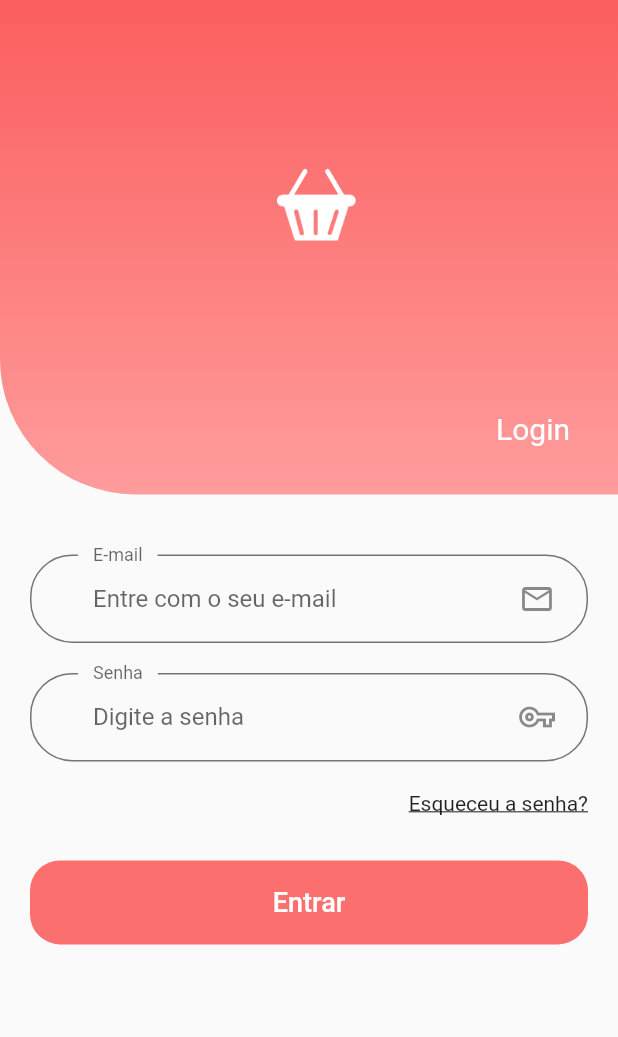
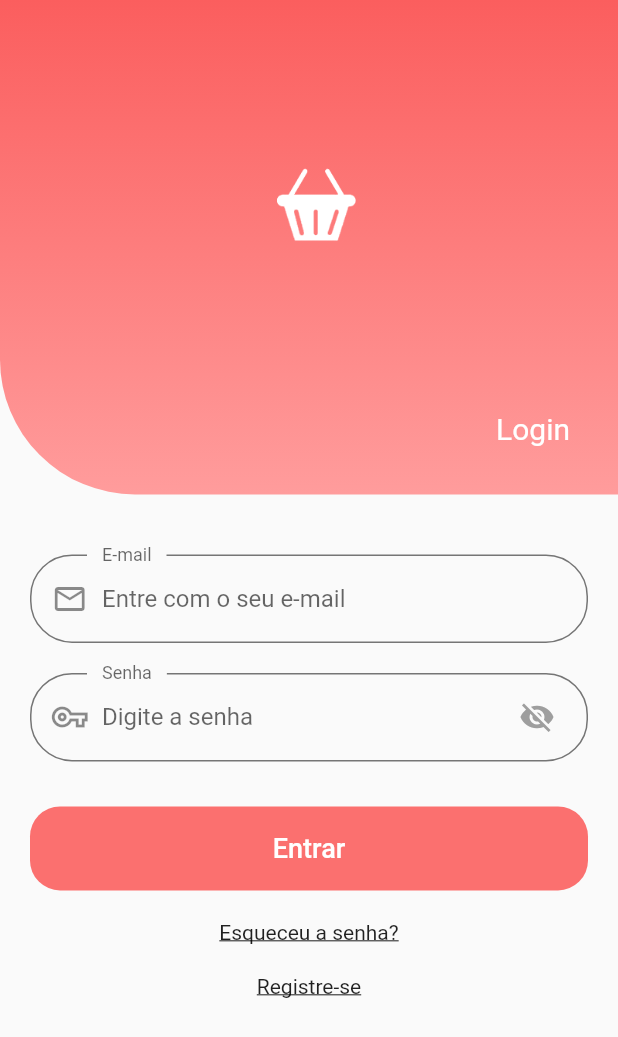
Before and after one commit to WillianyV/Mobile-2020.4-Loja, a Flutter app: the screen it shows after launch, on a phone screen of 412 x 824 dp. Shown: the top 1037 px of the screen. Run offline on Flutter 3.47's test engine with Material 2 defaults, Android fonts, the phone set to English and light mode, and no system bars.

Commit message:
Tela Login
Falta apenas as msg's de ERRO [estudar]

```diff
--- a/loja/lib/app/login/LoginScreem.dart
+++ b/loja/lib/app/login/LoginScreem.dart
@@ -1,13 +1,16 @@
-import 'package:flutter/cupertino.dart';
 import 'package:flutter/material.dart';
 import 'package:loja/components/default_button.dart';
 import 'package:loja/shared/Constants.dart';
 
-class Login extends StatelessWidget {
+class Login extends StatefulWidget {
   @override
-  Widget build(BuildContext context) {
-    return Scaffold(
-      body: Container(
+  _LoginState createState() => _LoginState();
+}
+
+class _LoginState extends State<Login> {
+  bool _showPassword = false;
+  Widget _body() {
+    return Container(
       child: SingleChildScrollView(
         child: Column(
           children: [
@@ -36,11 +39,9 @@ class Login extends StatelessWidget {
                   Align(
                       alignment: Alignment.bottomRight,
                       child: Padding(
-                          padding:
-                              const EdgeInsets.only(bottom: 32, right: 32.0),
+                        padding: const EdgeInsets.only(bottom: 32, right: 32.0),
                         child: Text('Login',
-                              style:
-                                  TextStyle(color: whiteColor, fontSize: 20)),
+                            style: TextStyle(color: whiteColor, fontSize: 20)),
                       )),
                 ],
               ),
@@ -57,38 +58,61 @@ class Login extends StatelessWidget {
                           hintText: "Entre com o seu e-mail",
                           floatingLabelBehavior: FloatingLabelBehavior.always,
                           //suffixIcon: SvgPicture.asset('assets/icons/Mail.svg'),
-                            suffixIcon: Padding(
-                              padding: const EdgeInsets.only(right: 20),
+                          prefixIcon: Padding(
+                            padding: const EdgeInsets.only(left: 5),
                             child: Icon(Icons.mail_outline),
                           )),
                     ),
                     Container(height: 20),
                     TextFormField(
-                        obscureText: true,
+                      obscureText: _showPassword == false ? true : false,
                       decoration: InputDecoration(
                           labelText: "Senha",
                           hintText: "Digite a senha",
                           floatingLabelBehavior: FloatingLabelBehavior.always,
                           //suffixIcon: SvgPicture.asset('assets/icons/Mail.svg'),
-                            suffixIcon: Padding(
+                          prefixIcon: Padding(
+                            padding: const EdgeInsets.only(left: 5),
+                            child: Icon(Icons.vpn_key_outlined),
+                          ),
+                          suffixIcon: GestureDetector(
+                            child: Padding(
                               padding: const EdgeInsets.only(right: 20),
-                              child: Icon(Icons.vpn_key_outlined),
+                              child: Icon(
+                                _showPassword == false
+                                    ? Icons.visibility_off
+                                    : Icons.visibility,
+                                color: Colors.grey,
+                              ),
+                            ),
+                            onTap: () {
+                              setState(() {
+                                _showPassword = !_showPassword;
+                              });
+                            },
                           )),
-                      ),
-                      Container(height: 20),
-                      Align(
-                        alignment: Alignment.bottomRight,
-                        child: Text(
-                          'Esqueceu a senha?',
-                          style:
-                              TextStyle(decoration: TextDecoration.underline),
-                        ),
                     ),
                     Container(height: 30),
                     DefaultButton(
                       text: 'Entrar',
                       press: () {},
-                      )
+                    ),
+                    Container(height: 20),
+                    GestureDetector(
+                      onTap: () {},
+                      child: Text(
+                        'Esqueceu a senha?',
+                        style: TextStyle(decoration: TextDecoration.underline),
+                      ),
+                    ),
+                    Container(height: 20),
+                    GestureDetector(
+                      onTap: () {},
+                      child: Text(
+                        'Registre-se',
+                        style: TextStyle(decoration: TextDecoration.underline),
+                      ),
+                    ),
                   ],
                 ),
               ),
@@ -96,7 +120,13 @@ class Login extends StatelessWidget {
           ],
         ),
       ),
-      ),
+    );
+  }
+
+  @override
+  Widget build(BuildContext context) {
+    return Scaffold(
+      body: _body(),
     );
   }
 }
```
Lines whose indentation alone changed are shown as unchanged.
